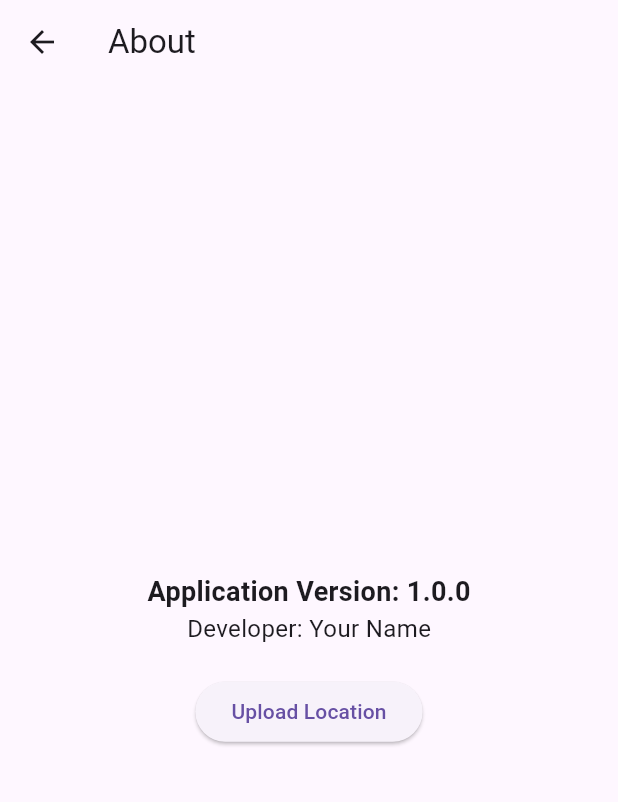
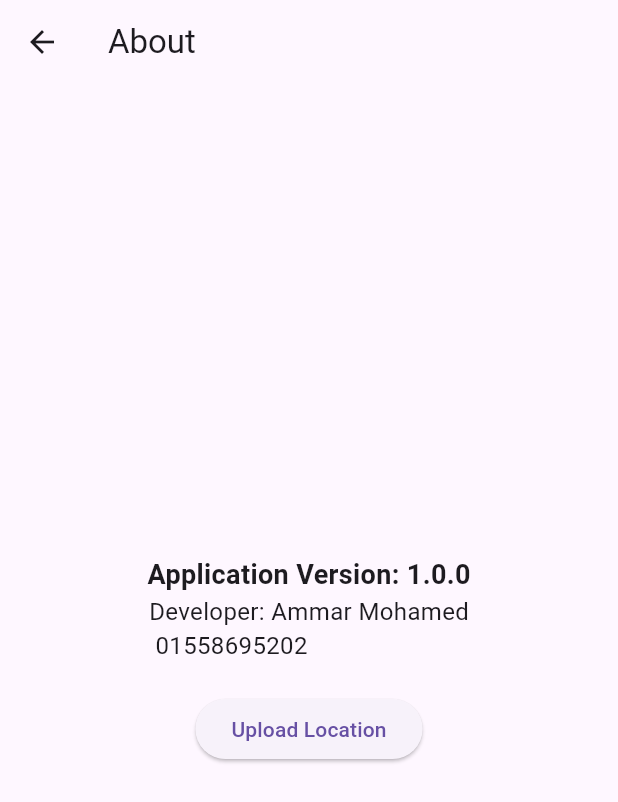
Before and after one commit to ammar0xff/wirya_qr_client, a Flutter app: the AboutScreen screen opened directly, on a phone screen of 412 x 824 dp. Shown: the top 802 px of the screen. Run offline on Flutter 3.47's test engine with Material 3 defaults, Android fonts, the phone set to English and light mode, and no system bars; our stand-ins replace audioplayers, firebase_core, firebase_database, flutter_local_notifications, flutter_map, geocoding and 6 more; missing offline and left inert: flutter_background_service, flutter_background_service_android, mobile_scanner; accounts and stored records are empty.

Commit message:
code magic

```diff
--- a/lib/screens/about_screen.dart
+++ b/lib/screens/about_screen.dart
@@ -13,7 +13,7 @@ class AboutScreen extends StatelessWidget {
           mainAxisAlignment: MainAxisAlignment.center,
           children: [
             Text("Application Version: 1.0.0", style: TextStyle(fontSize: 18, fontWeight: FontWeight.bold)),
-            Text("Developer: Your Name", style: TextStyle(fontSize: 16)),
+            Text("Developer: Ammar Mohamed\n 01558695202", style: TextStyle(fontSize: 16)),
             SizedBox(height: 20),
             ElevatedButton(
               onPressed: () async {
--- a/lib/screens/qr_scanner_screen.dart
+++ b/lib/screens/qr_scanner_screen.dart
@@ -81,8 +81,12 @@ class _QRScannerScreenState extends State<QRScannerScreen> {
         scanLocation = placemarks.first.locality ?? "Unknown location";
       }
 
+      // Get the logged-in user's name
+      SharedPreferences prefs = await SharedPreferences.getInstance();
+      String? username = prefs.getString('username');
+
       // Send log to Telegram Bot
-      await TelegramLogger.sendLog(qrProfileInfo!, "user", scanLocation, position.latitude, position.longitude);
+      await TelegramLogger.sendLog(qrProfileInfo!, username ?? "Unknown user", scanLocation, position.latitude, position.longitude);
     } else {
       setState(() {
         errorMessage = "Profile not found.";
```
Also changed, not shown: lib/utils/telegram_logger.dart (indentation only).
